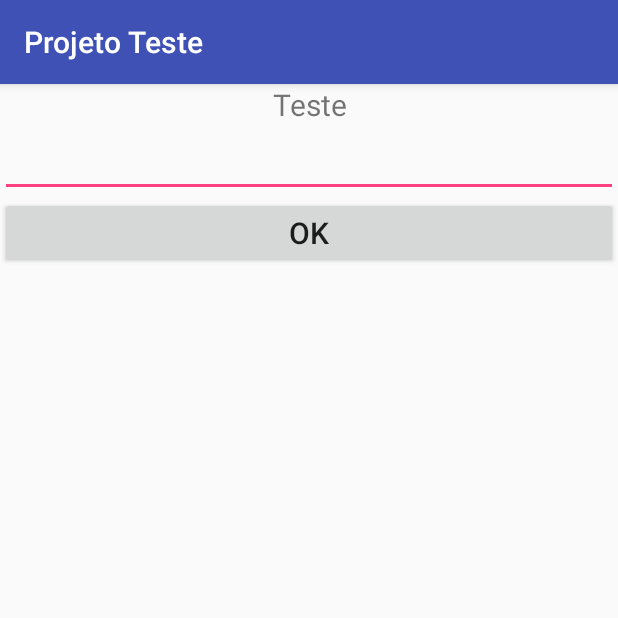
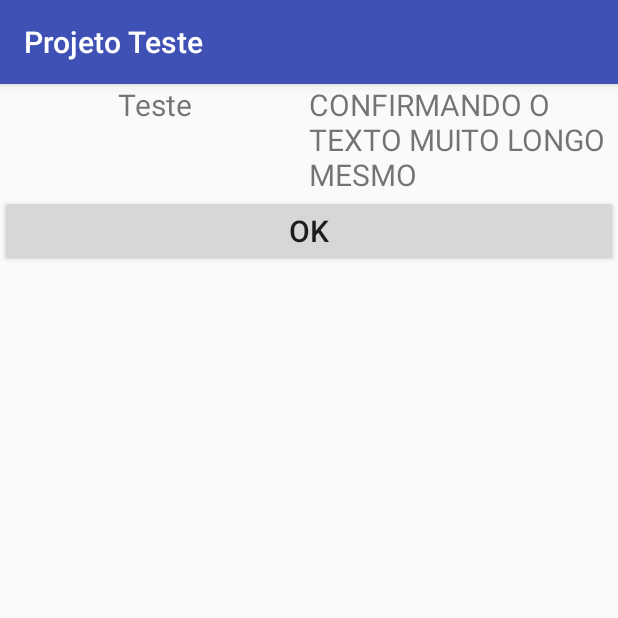
Before and after one commit to lucasvieira0073/ProjetoTeste, an Android app: the screen it shows after launch (MainActivity), after a tap on "OK", on a phone screen of 412 x 824 dp, the top half of it. Run offline under Robolectric (Android 15) with nearby library versions, the phone set to English and light mode, and no system bars.

Commit message:
texto dinamico

```diff
--- a/app/src/main/java/br/com/vieira/lucas/projetoteste/MainActivity.java
+++ b/app/src/main/java/br/com/vieira/lucas/projetoteste/MainActivity.java
@@ -6,11 +6,12 @@ import android.text.InputFilter;
 import android.view.View;
 import android.widget.Button;
 import android.widget.EditText;
+import android.widget.TextView;
 
 import java.io.IOException;
 
 public class MainActivity extends AppCompatActivity implements View.OnFocusChangeListener {
-    EditText edt;
+    TextView edt;
     Button btn;
 
     @Override
@@ -18,36 +19,34 @@ public class MainActivity extends AppCompatActivity implements View.OnFocusChang
         super.onCreate(savedInstanceState);
         setContentView(R.layout.activity_main);
 
-        edt = (EditText) findViewById(R.id.edtTeste);
+        edt = (TextView) findViewById(R.id.edtTeste);
         btn = (Button) findViewById(R.id.botao);
 
-        edt.setText("10,00000");
-        edt.setOnFocusChangeListener(this);
+        //edt.setText("10,00000");
+        //edt.setOnFocusChangeListener(this);
 
         InputFilter[] filter = new InputFilter[1];
         //inicializa a primeira posicao com
         //o filter criado
-        filter[0] = new FiltroDecimais(10,5, edt);
+       // filter[0] = new FiltroDecimais(10,5, edt);
         //adiciona ao seu EditText o filtro
         //que sera executado antes do evento TextWatcher
-        edt.setFilters(filter);
+        //edt.setFilters(filter);
 
         //edt.setText(Double.toString(10.5));
 
+        edt.setText("TEXTO MUITO LONGO MESMO");
 
         btn.setOnClickListener(new View.OnClickListener() {
             @Override
             public void onClick(View v) {
                 try {
-                    MediaSound.executar(MainActivity.this);
+                    edt.setText("CONFIRMANDO O TEXTO MUITO LONGO MESMO");
                 } catch (Exception e) {
                     e.printStackTrace();
                 }
             }
         });
-
-
-
 
     }
 
--- a/app/src/main/res/layout/activity_main.xml
+++ b/app/src/main/res/layout/activity_main.xml
@@ -5,18 +5,28 @@
     android:layout_height="match_parent"
     android:orientation="vertical">
 
+    <LinearLayout
+        android:layout_width="match_parent"
+        android:layout_height="wrap_content"
+        android:orientation="horizontal"
+        android:weightSum="2">
+
     <TextView
         android:layout_width="match_parent"
         android:layout_height="wrap_content"
         android:text="Teste"
         android:textSize="20sp"
-        android:textAlignment="center"/>
+        android:textAlignment="center"
+        android:layout_weight="1"/>
 
-    <EditText
+    <TextView
         android:id="@+id/edtTeste"
         android:layout_width="match_parent"
         android:layout_height="wrap_content"
-        android:textSize="20sp"/>
+        android:textSize="20sp"
+        android:layout_weight="1"/>
+
+    </LinearLayout>
 
     <Button
         android:layout_width="match_parent"
```
